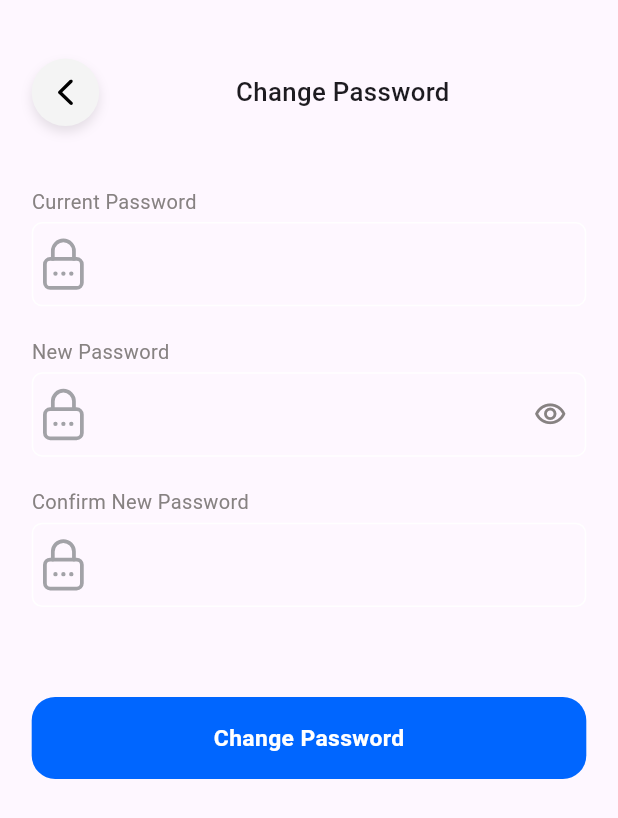
After one commit to rozan-alawar/BankPick, a Flutter app: the ChangePasswordScreen screen opened by its route, on a phone screen of 412 x 824 dp. The commit adds this screen. Shown: the top 818 px of the screen. Run offline on Flutter 3.47's test engine with Material 3 defaults, Android fonts, the phone set to English and light mode, and no system bars; our stand-ins replace dio, easy_localization, fl_chart, flutter_screenutil, flutter_spinkit, flutter_svg and 2 more; accounts and stored records are empty; Roboto replaces fonts that are missing (Nunito).

Commit message:
Add Change Password Screen

```diff
--- a/lib/config/routes/router.dart
+++ b/lib/config/routes/router.dart
@@ -1,4 +1,5 @@
 import 'package:dakakeen/config/routes/routes.dart';
+import 'package:dakakeen/presentation/auth/change_password_screen.dart';
 import 'package:dakakeen/presentation/auth/login_screen.dart';
 import 'package:dakakeen/presentation/auth/signup_screen.dart';
 import 'package:dakakeen/presentation/card/add_card_screen.dart';
@@ -66,6 +67,9 @@ class AppRoutes {
       case Routes.term_condition:
         return _materialRoute(const TermAndConditionScreen());
 
+      case Routes.change_password:
+        return _materialRoute(const ChangePasswordScreen());
+
       default:
         return _materialRoute(
           Text('No route defined for ${settings.name}'),
--- a/lib/config/routes/routes.dart
+++ b/lib/config/routes/routes.dart
@@ -4,6 +4,7 @@ class Routes {
   static const String splash = '/splash'; // Route name for the splash screen
   static const String home = '/home'; // Route name for the home screen
   static const String login = '/login';
+  static const String change_password = '/change_password';
   static const String signup = '/signup';
   static const String onboarding = '/onboarding';
   static const String add_card = '/add_card';
--- /dev/null
+++ b/lib/presentation/auth/change_password_screen.dart
@@ -0,0 +1,194 @@
+import 'package:dakakeen/config/theme/assets_manager.dart';
+import 'package:dakakeen/config/theme/color_manager.dart';
+import 'package:dakakeen/controller/auth_provider.dart';
+import 'package:dakakeen/core/common_widget/primary_text.dart';
+import 'package:dakakeen/core/common_widget/primary_textfiled.dart';
+import 'package:dakakeen/core/extensions/empty_space_extension.dart';
+import 'package:dakakeen/core/extensions/validation.dart';
+import 'package:dakakeen/core/utils/validator.dart';
+import 'package:flutter/material.dart';
+import 'package:flutter_screenutil/flutter_screenutil.dart';
+import 'package:flutter_svg/flutter_svg.dart';
+import 'package:provider/provider.dart';
+
+import '../../config/routes/routes.dart';
+import '../../core/common_widget/circular_card.dart';
+import '../../core/common_widget/primary_button.dart';
+import '../../core/utils/navigation.dart';
+import '../../injection_container.dart';
+
+class ChangePasswordScreen extends StatefulWidget {
+  const ChangePasswordScreen({super.key});
+
+  @override
+  State<ChangePasswordScreen> createState() => _LoginScreenState();
+}
+
+class _LoginScreenState extends State<ChangePasswordScreen> {
+  TextEditingController? emailController;
+  TextEditingController? passwordController;
+  GlobalKey<FormState>? formKey;
+
+  @override
+  void initState() {
+    // TODO: implement initState
+    super.initState();
+    formKey = GlobalKey<FormState>();
+    emailController = TextEditingController();
+    passwordController = TextEditingController();
+  }
+
+  @override
+  Widget build(BuildContext context) {
+    final loginProvider = Provider.of<AuthProvider>(context);
+    return GestureDetector(
+      onTap: () {
+        FocusScope.of(context).unfocus();
+      },
+      child: Scaffold(
+        body: GestureDetector(
+          onTap: () {
+            FocusScope.of(context).unfocus();
+          },
+          child: SingleChildScrollView(
+            child: Form(
+              key: formKey,
+              child: Padding(
+                padding: EdgeInsets.symmetric(horizontal: 20.w, vertical: 40.h),
+                child: Column(
+                  crossAxisAlignment: CrossAxisAlignment.start,
+                  children: [
+
+                            Row(
+                              mainAxisAlignment: MainAxisAlignment.spaceBetween,
+                              children: [
+                                GestureDetector(
+                                  onTap: () => sl<NavigationService>().pop(),
+                                  child: CircularCard(
+                                    widget: SvgPicture.asset(
+                                      IconAssets.arrow_back,
+                                      color: Colors.black,
+                                    ),
+                                    width: 45,
+                                    height: 45,
+                                  ),
+                                ),
+                                PrimaryText(
+                                  'Change Password',
+                                  fontWeight: FontWeight.w500,
+                                  fontSize: 18.sp,
+                                ),
+                                const SizedBox(),
+                              ],
+                            ),
+
+                    40.height,
+                    PrimaryText(
+                      'Current Password',
+                      fontSize: 14.sp,
+                      color: ColorManager.secondaryText,
+                    ),
+                    4.height,
+                    PrimaryTextField(
+                      controller: emailController,
+                      validator: (value) {
+                        loginProvider.setEmail(value!);
+                        return value!.isValidEmail;
+                      },
+                      prefixIcon: SvgPicture.asset(
+                        IconAssets.password,
+
+                      ),
+                    ),
+                    PrimaryText(
+                      'New Password',
+                      fontSize: 14.sp,
+                      color: ColorManager.secondaryText,
+                    ),
+                    4.height,
+                    PrimaryTextField(
+                      obscureText: loginProvider.isPasswordVisible,
+                      controller: passwordController,
+                      validator: (value) {
+                        loginProvider.setPassword(value!);
+                        return value!.isValidPassword;
+                      },
+                      prefixIcon: SvgPicture.asset(
+                        IconAssets.password,
+                        width: 20.w,
+                        height: 20.h,
+                      ),
+                      suffixIcon: IconButton(
+                        onPressed: () =>
+                            loginProvider.togglePasswordVisibility(),
+                        icon: loginProvider.isPasswordVisible
+                            ? Icon(
+                          Icons.visibility_outlined,
+                          size: 22,
+                          color: ColorManager.secondaryText,
+                        )
+                            : Icon(
+                          Icons.visibility_off_outlined,
+                          size: 22,
+                          color: ColorManager.secondaryText,
+                        ),
+                      ),
+                    ),
+
+                    PrimaryText(
+                      'Confirm New Password',
+                      fontSize: 14.sp,
+                      color: ColorManager.secondaryText,
+                    ),
+                    4.height,
+                    PrimaryTextField(
+                      obscureText: loginProvider.isPasswordVisible,
+                      controller: passwordController,
+                      validator: (value) {
+                        loginProvider.setPassword(value!);
+                        return value!.isValidPassword;
+                      },
+                      prefixIcon: SvgPicture.asset(
+                        IconAssets.password,
+                        width: 20.w,
+                        height: 20.h,
+                      ),
+
+                    ),
+                    40.height,
+                    AbsorbPointer(
+                      absorbing: loginProvider.isLoading,
+                      child: PrimaryButton(
+                        color: loginProvider.isLoading
+                            ? ColorManager.secondaryText
+                            : ColorManager.primary,
+                        width: double.infinity,
+                        height: 56.h,
+                        onPressed: () => sl<NavigationService>().pop(),
+                        isDisable: loginProvider.isLoading,
+                        child:  PrimaryText(
+                          'Change Password',
+                          color: ColorManager.white,
+                          fontSize: 16.sp,
+                          fontWeight: FontWeight.bold,
+                        ),
+                      ),
+                    ),
+
+                  ],
+                ),
+              ),
+            ),
+          ),
+        ),
+      ),
+    );
+  }
+
+  @override
+  void dispose() {
+    emailController!.dispose();
+    passwordController!.dispose();
+    super.dispose();
+  }
+}
--- a/lib/presentation/settings/settings_screen.dart
+++ b/lib/presentation/settings/settings_screen.dart
@@ -109,7 +109,9 @@ class SettingsScreen extends StatelessWidget {
                 color: ColorManager.secondaryText,
               ),
               30.height,
-              Row(
+          GestureDetector(
+            onTap: () => sl<NavigationService>().navigateTo(Routes.change_password),
+                child: Row(
                   children: [
                     PrimaryText(
                       'Change Password ',
@@ -123,6 +125,7 @@ class SettingsScreen extends StatelessWidget {
                           color: ColorManager.secondaryText,
                         )),
                   ],
+                ),
               ),
               30.height,
           GestureDetector(
```
Lines whose indentation alone changed are shown as unchanged.
